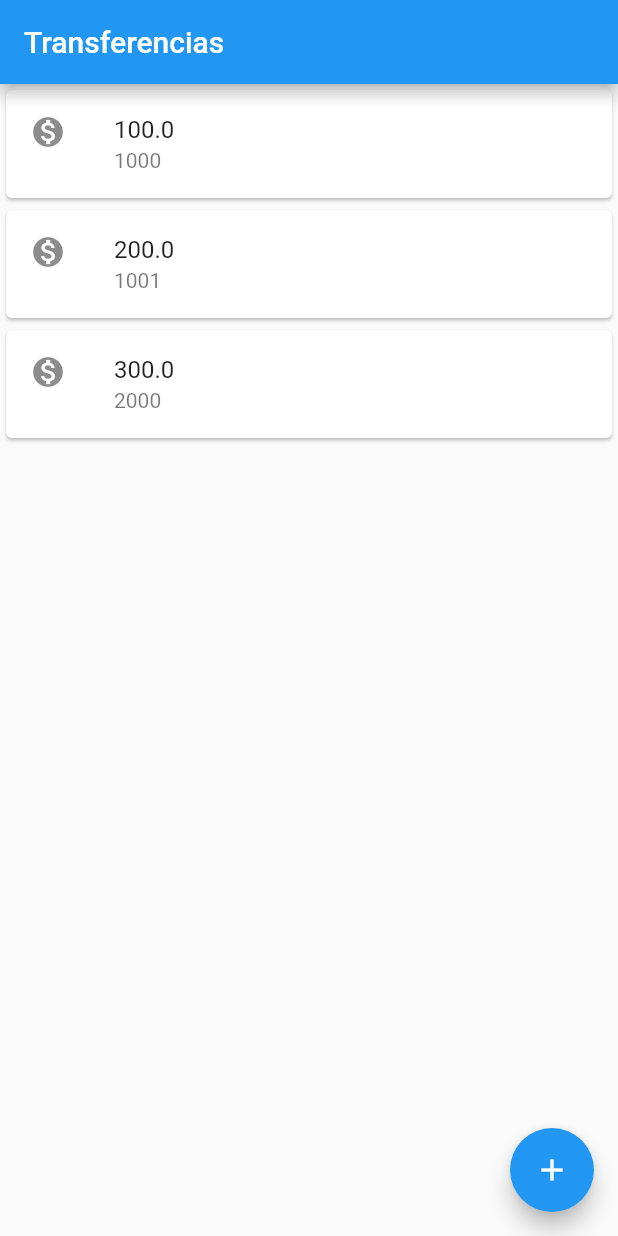
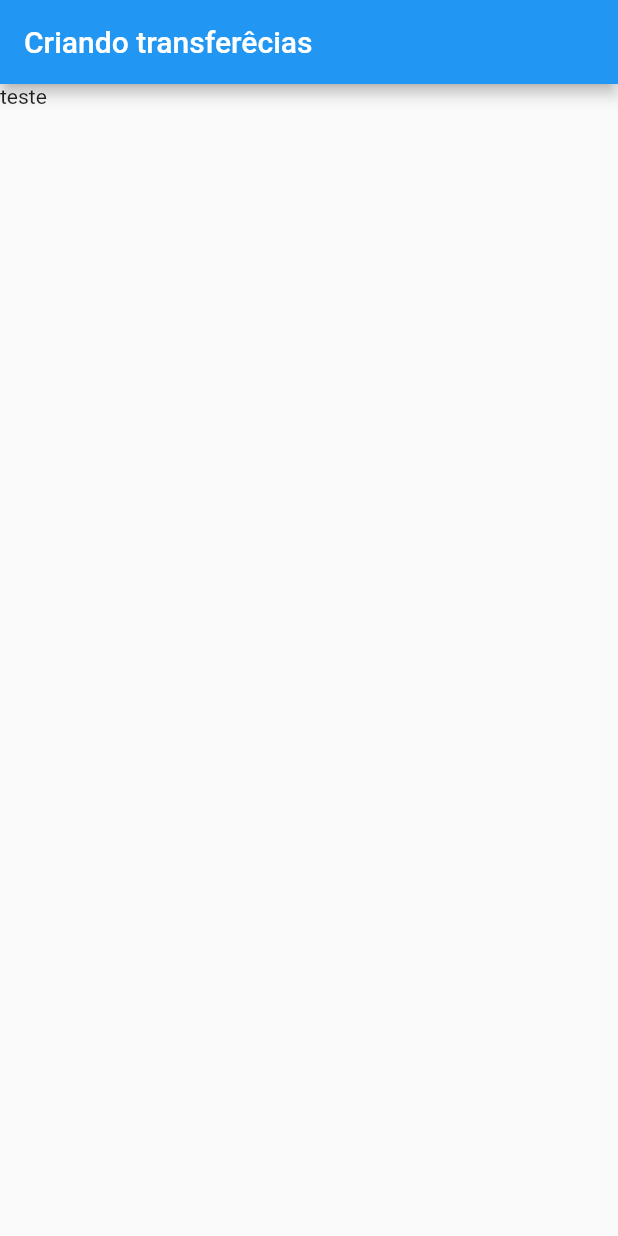
Before and after one commit to CesarAugst/flutter-aplicativoBancario, a Flutter app: the screen it shows after launch, on a phone screen of 412 x 824 dp. Run offline on Flutter 3.47's test engine with Material 2 defaults, Android fonts, the phone set to English and light mode, and no system bars.

Commit message:
3-1_Aplicativo completamente segmentado
Cada particularidade do aplicativo esta dividido em classes

```diff
--- a/lib/main.dart
+++ b/lib/main.dart
@@ -1,30 +1,51 @@
 import 'package:flutter/material.dart';
 
-void main() => runApp(
-      MaterialApp(
+void main() => runApp(ByteBank());
+
+class ByteBank extends StatelessWidget {
+  const ByteBank({Key key}) : super(key: key);
+
+  @override
+  Widget build(BuildContext context) {
+    return MaterialApp(
       home: Scaffold(
-          body: ListaTransferencias(),
-          appBar: AppBar(
-            title: Text('Transferencias'),
-          ),
-          floatingActionButton: FloatingActionButton(
-            child: Icon(Icons.add),
-          ),
-        ),
+        body: FormularioTransferencia(),
       ),
     );
+  }
+}
+
+class FormularioTransferencia extends StatelessWidget {
+  const FormularioTransferencia({Key key}) : super(key: key);
+
+  @override
+  Widget build(BuildContext context) {
+    return Scaffold(
+      appBar: AppBar(title: Text('Criando transferêcias')),
+      body: Text('teste'),
+    );
+  }
+}
 
 class ListaTransferencias extends StatelessWidget {
   const ListaTransferencias({Key key}) : super(key: key);
 
   @override
   Widget build(BuildContext context) {
-    return Column(
+    return Scaffold(
+      appBar: AppBar(
+        title: Text('Transferencias'),
+      ),
+      body: Column(
         children: [
           ItemTranferencia(Transferencia(100.0, 1000)),
           ItemTranferencia(Transferencia(200.0, 1001)),
           ItemTranferencia(Transferencia(300.0, 2000)),
         ],
+      ),
+      floatingActionButton: FloatingActionButton(
+        child: Icon(Icons.add),
+      ),
     );
   }
 }
```
Lines whose indentation alone changed are shown as unchanged.
